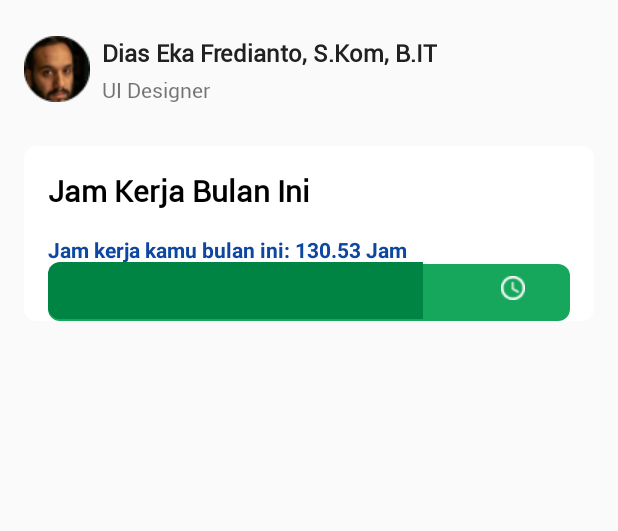
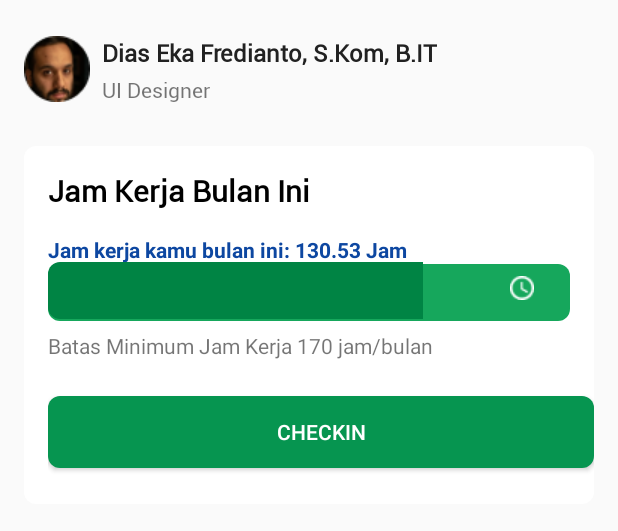
Before and after one commit to ihsan946/Quiz10118037, an Android app: the screen it shows after launch (MainActivity), on a phone screen of 412 x 824 dp, the part 227-758 px from its top. Run offline under Robolectric (Android 15) with nearby library versions, the phone set to English and light mode, and no system bars.

Commit message:
proggress 2

```diff
--- /dev/null
+++ b/app/src/main/res/drawable/border_button.xml
@@ -0,0 +1,5 @@
+<?xml version="1.0" encoding="utf-8"?>
+<shape android:shape="rectangle" xmlns:android="http://schemas.android.com/apk/res/android">
+    <solid android:color="@color/green_700"/>
+    <corners android:radius="@dimen/dimen8"/>
+</shape>
--- a/app/src/main/res/layout/activity_main.xml
+++ b/app/src/main/res/layout/activity_main.xml
@@ -171,9 +171,29 @@
                     android:src="@drawable/clock"
                     android:layout_below="@id/text2_frame3"
                     android:layout_toRightOf="@id/progress_bar2"
-                    android:layout_marginLeft="52dp"
+                    android:layout_marginLeft="58dp"
                     android:layout_marginTop="@dimen/dimen8"
                     android:layout_marginBottom="@dimen/dimen8"
+                    />
+                <TextView
+                    android:id="@+id/text3_frame3"
+                    android:layout_width="wrap_content"
+                    android:layout_height="wrap_content"
+                    android:text="Batas Minimum Jam Kerja 170 jam/bulan"
+                    android:layout_below="@id/progress_bar2"
+                    android:layout_marginTop="@dimen/dimen8"
+                    />
+                <Button
+                    android:id="@+id/button_1"
+                    android:layout_width="match_parent"
+                    android:layout_height="wrap_content"
+                    android:text="Checkin"
+                    android:layout_below="@id/text3_frame3"
+                    android:textColor="@color/white"
+                    android:textSize="14sp"
+                    android:background="@drawable/border_button"
+                    android:layout_marginTop="24dp"
+                    android:layout_marginBottom="24dp"
                     />
 
 
```
